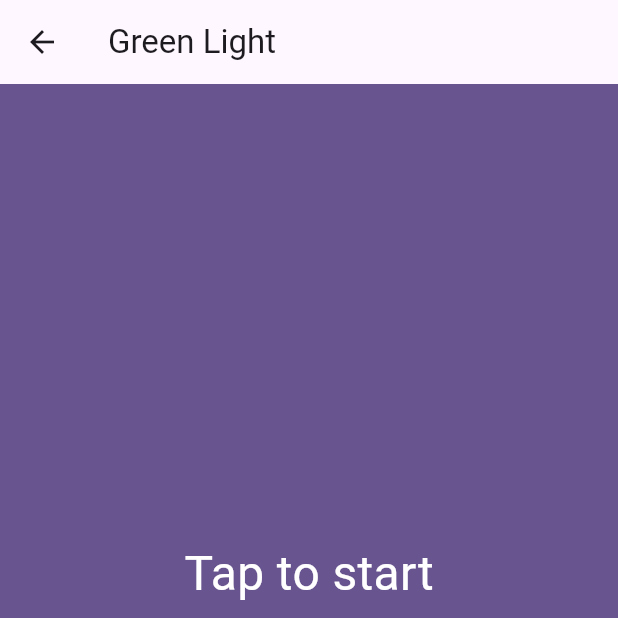
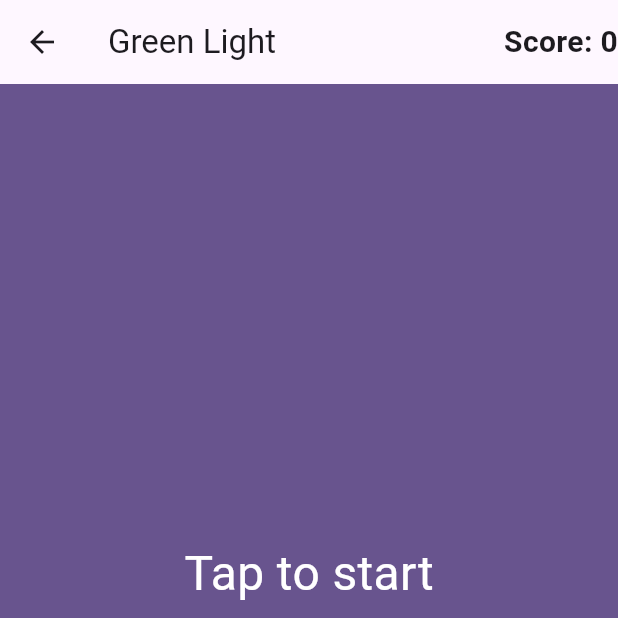
Before and after one commit to Hikuluno/Projet_ProgM, a Flutter app: the GreenLight screen opened by its route, on a phone screen of 412 x 824 dp, the top half of it. Run offline on Flutter 3.47's test engine with Material 2 defaults, Android fonts, the light colour scheme and no system bars; missing offline and left inert: filesystem_picker, flutter_p2p_connection.

Commit message:
greenlight swipe test

```diff
--- /dev/null
+++ b/lib/score.dart
@@ -0,0 +1,55 @@
+import 'package:flutter/material.dart';
+
+class ScoreWidget extends StatefulWidget {
+  const ScoreWidget({Key? key}) : super(key: key);
+
+  @override
+  _ScoreWidgetState createState() => _ScoreWidgetState();
+
+  // final GlobalKey<_ScoreWidgetState> _key = GlobalKey();
+
+  // Function() get onIncrement => _onIncrement;
+  // Function() get onDecrement => _onDecrement;
+
+  // void _onIncrement() {
+  //   _ScoreWidgetState? state = key?.currentState as _ScoreWidgetState?;
+  //   state?.increment();
+  // }
+
+  // void _onDecrement() {
+  //   _ScoreWidgetState? state = _key.currentState as _ScoreWidgetState?;
+  //   state?.decrement();
+  // }
+}
+
+class _ScoreWidgetState extends State<ScoreWidget> {
+  late int _score;
+
+  @override
+  void initState() {
+    super.initState();
+    _score = 0;
+  }
+
+  set value(int newValue) {
+    _score = newValue;
+  }
+
+  void increment() {
+    _score++;
+  }
+
+  void decrement() {
+    if (_score > 0) {
+      _score--;
+    }
+  }
+
+  @override
+  Widget build(BuildContext context) {
+    return Text(
+      'Score: $_score',
+      style: const TextStyle(fontSize: 20, fontWeight: FontWeight.bold),
+    );
+  }
+}
--- a/lib/screens/games.dart
+++ b/lib/screens/games.dart
@@ -1,5 +1,4 @@
 import 'package:flutter/material.dart';
-import 'package:flutter/services.dart';
 
 class Games extends StatelessWidget {
   const Games({Key? key}) : super(key: key);
--- a/lib/screens/greenlight.dart
+++ b/lib/screens/greenlight.dart
@@ -1,7 +1,6 @@
 import 'package:flutter/material.dart';
-import 'dart:convert';
-import 'package:flutter/services.dart' show rootBundle;
 import 'dart:math';
+import 'package:flutter_application_1/score.dart';
 
 class GreenLight extends StatefulWidget {
   const GreenLight({Key? key}) : super(key: key);
@@ -11,15 +10,20 @@ class GreenLight extends StatefulWidget {
 }
 
 class _GreenLightState extends State<GreenLight> {
+  ScoreWidget _scoreWidget = ScoreWidget();
+
   bool _isStarted = false;
-  bool _isGreen = false;
-  bool _isRed = false;
+  late bool _isGreen;
+  late bool _isRed;
 
   @override
   Widget build(BuildContext context) {
     return Scaffold(
       appBar: AppBar(
         title: const Text('Green Light'),
+        actions: [
+          _scoreWidget,
+        ],
       ),
       body: !_isStarted
           ? GestureDetector(
@@ -56,9 +60,19 @@ class _GreenLightState extends State<GreenLight> {
           : GestureDetector(
               onHorizontalDragUpdate: (details) {
                 if (details.delta.dx > 0) {
-                  // drag vers la droite
+                  // swipe to the right
+                  if (_isGreen) {
+                    // _scoreWidget.currentState
+                    //     .increment(); // increment the score
+                  }
+                  _updateColor();
                 } else if (details.delta.dx < 0) {
-                  // drag vers la gauche
+                  // swipe to the left
+                  if (_isRed) {
+                    // _scoreWidget.currentState
+                    //     .increment(); // increment the score
+                  }
+                  _updateColor();
                 }
               },
               child: Container(color: _isGreen ? Colors.green : Colors.red)),
@@ -68,14 +82,10 @@ class _GreenLightState extends State<GreenLight> {
   void _startGame() async {
     _isGreen = Random().nextBool();
     _isRed = !_isGreen;
-    while (_isStarted) {
-      await Future.delayed(const Duration(seconds: 2));
-      if (_isStarted) {
-        setState(() {
-          _isGreen = Random().nextBool();
-          _isRed = !_isGreen;
-        });
-      }
-    }
+  }
+
+  void _updateColor() {
+    _isGreen = Random().nextBool();
+    _isRed = !_isGreen;
   }
 }
--- a/pubspec.yaml
+++ b/pubspec.yaml
@@ -23,3 +23,4 @@ flutter:
   # Declare your asset path here
   assets:
     - assets/quiz_data.json
+    - assets/score.dart
```
Also changed, not shown: assets/score.dart (deleted, +0 -28 lines).
